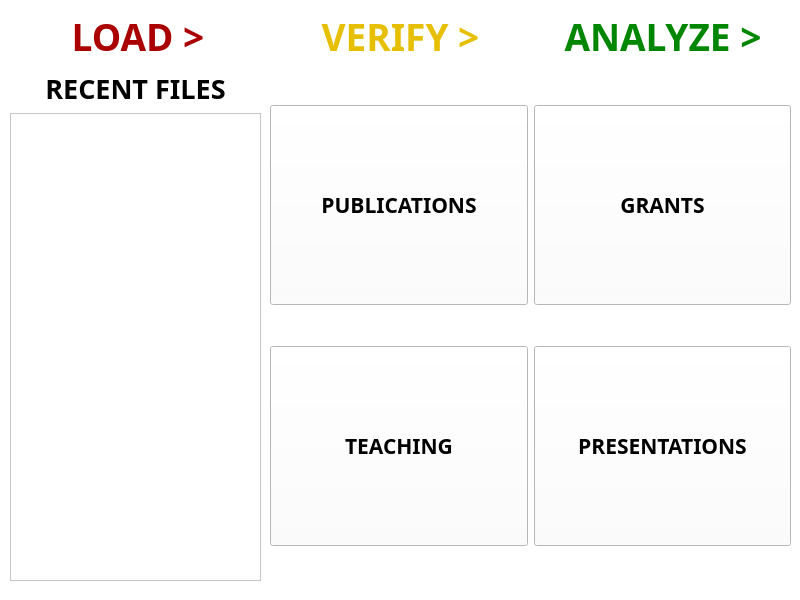
Qt form Project Code/AppleProject/load_csv.ui (JRWu/DataAggregation) before a commit.
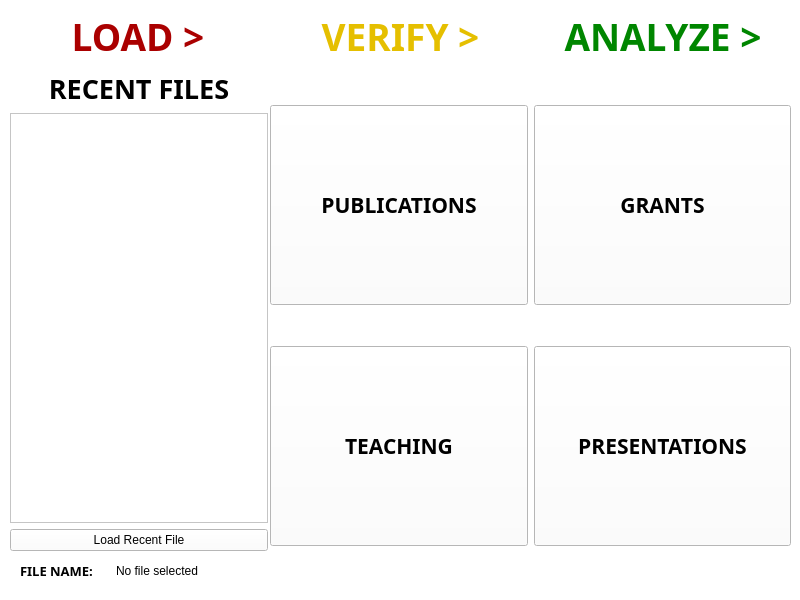
The same form after that commit.

Commit message: Setting up the Recent Files loader. List of files is not persisted yet.

```diff
--- a/Project Code/AppleProject/load_csv.ui
+++ b/Project Code/AppleProject/load_csv.ui
@@ -449,8 +449,8 @@
      <rect>
       <x>10</x>
       <y>70</y>
-      <width>251</width>
-      <height>511</height>
+      <width>258</width>
+      <height>481</height>
      </rect>
     </property>
     <layout class="QVBoxLayout" name="recent_files_area">
@@ -474,6 +474,13 @@
      <item>
       <widget class="QListView" name="recent_files_list"/>
      </item>
+     <item>
+      <widget class="QPushButton" name="loadRecentFile_btn">
+       <property name="text">
+        <string>Load Recent File</string>
+       </property>
+      </widget>
+     </item>
     </layout>
    </widget>
    <widget class="QWidget" name="verticalLayoutWidget_2">
@@ -775,6 +782,64 @@
      </item>
     </layout>
    </widget>
+   <widget class="QWidget" name="horizontalLayoutWidget_3">
+    <property name="geometry">
+     <rect>
+      <x>20</x>
+      <y>550</y>
+      <width>771</width>
+      <height>42</height>
+     </rect>
+    </property>
+    <layout class="QHBoxLayout" name="horizontalLayout_4">
+     <item>
+      <widget class="QLabel" name="file_name_label_2">
+       <property name="minimumSize">
+        <size>
+         <width>90</width>
+         <height>40</height>
+        </size>
+       </property>
+       <property name="maximumSize">
+        <size>
+         <width>90</width>
+         <height>40</height>
+        </size>
+       </property>
+       <property name="font">
+        <font>
+         <family>Arial Black</family>
+         <pointsize>10</pointsize>
+         <weight>75</weight>
+         <bold>true</bold>
+        </font>
+       </property>
+       <property name="text">
+        <string>FILE NAME: </string>
+       </property>
+      </widget>
+     </item>
+     <item>
+      <widget class="QLabel" name="file_name_load">
+       <property name="minimumSize">
+        <size>
+         <width>0</width>
+         <height>40</height>
+        </size>
+       </property>
+       <property name="maximumSize">
+        <size>
+         <width>16777215</width>
+         <height>40</height>
+        </size>
+       </property>
+       <property name="text">
+        <string>No file selected</string>
+       </property>
+      </widget>
+     </item>
+    </layout>
+   </widget>
   </widget>
  </widget>
  <resources/>
```
The commit also changes 2 other files.
